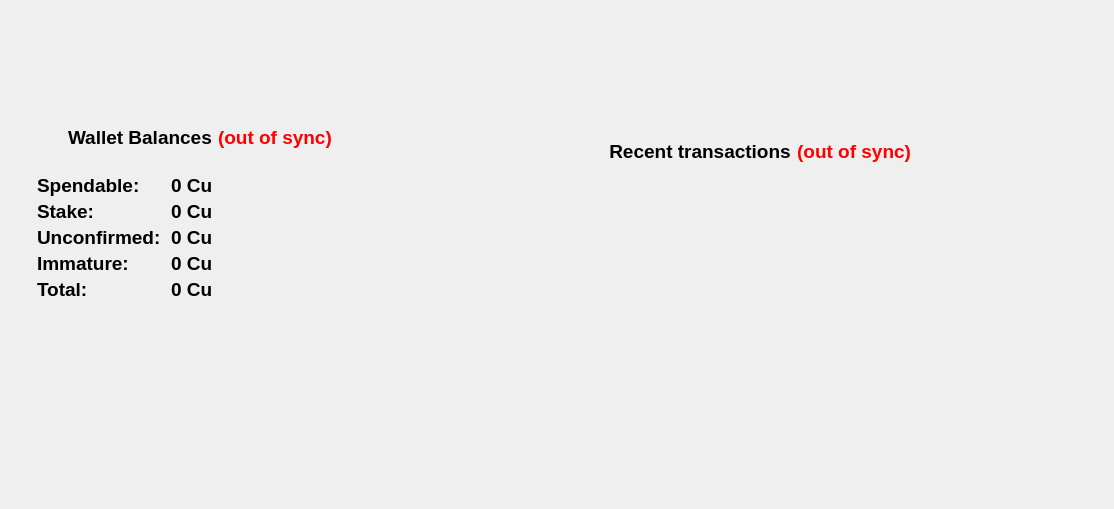
The window that src/qt/forms/overviewpage.ui (nerdlabs001-dev/coppercoin2020) describes before a commit, drawn with Qt 5.
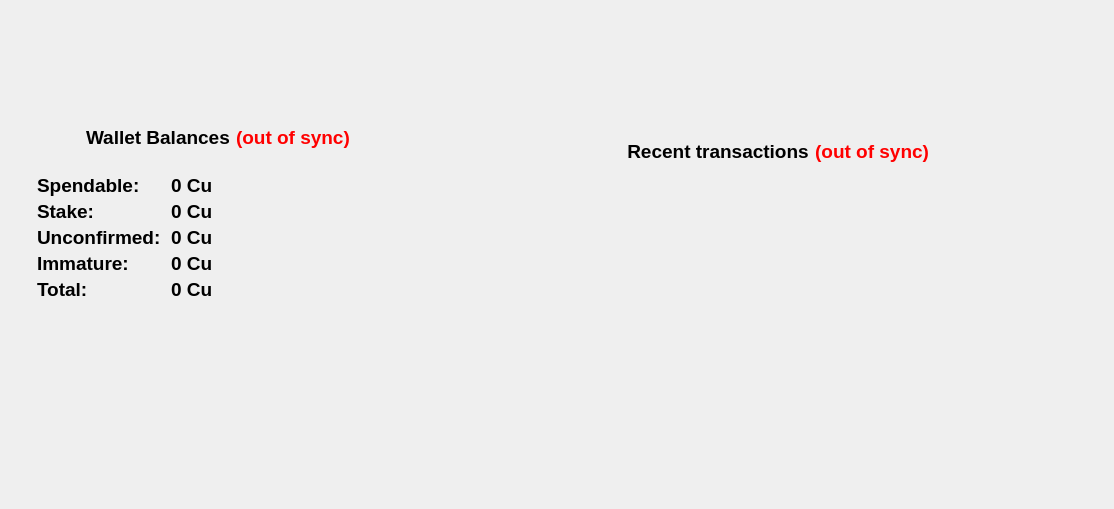
The same window after the commit. Icons and pictures are not drawn.

Commit message: 8th decimal place

```diff
--- a/src/qt/forms/overviewpage.ui
+++ b/src/qt/forms/overviewpage.ui
@@ -182,7 +182,7 @@
                  </property>
                  <property name="minimumSize">
                   <size>
-                   <width>0</width>
+                   <width>400</width>
                    <height>200</height>
                   </size>
                  </property>
```
